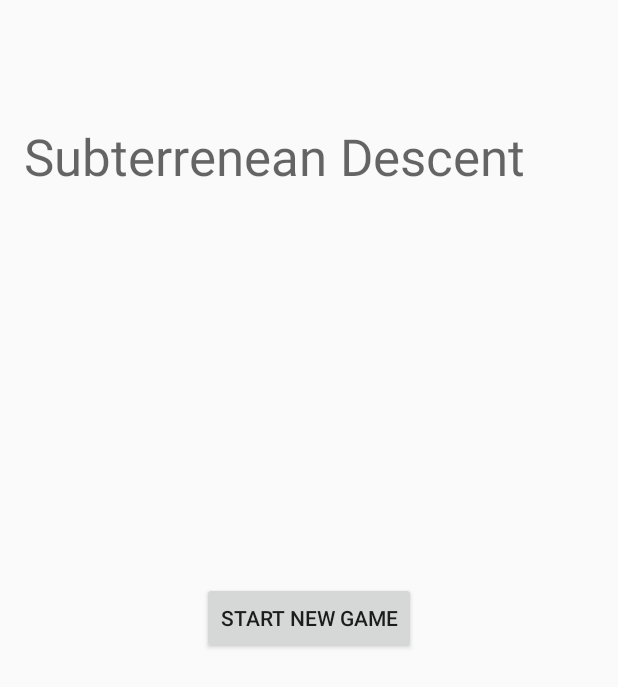
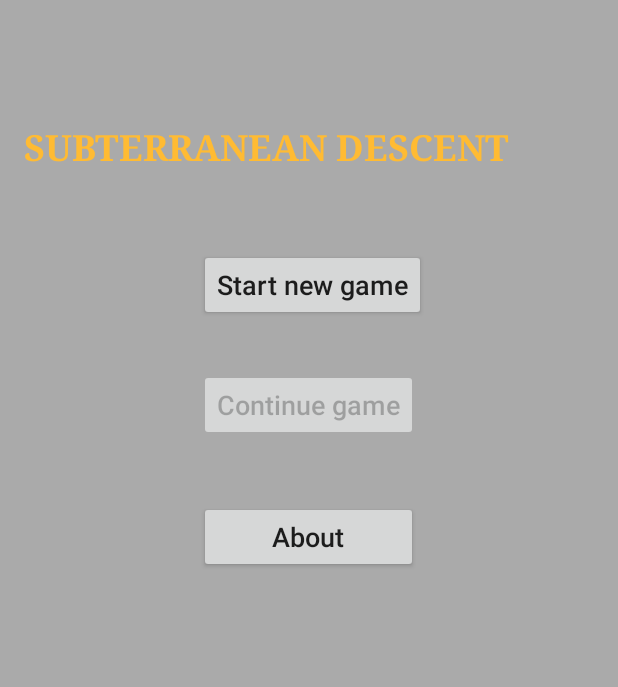
Before and after one commit to Pyroarsonist/SubterraneanDescent, an Android app: the screen it shows after launch (MainActivity), on a phone screen of 412 x 824 dp. Shown: the top 687 px of the screen. Run offline under Robolectric (Android 15) with nearby library versions, the phone set to English and light mode, and no system bars.

Commit message:
added pre-alpha (3 part) save system added continue button added alert dialog added checking of save file

```diff
--- a/app/src/main/AndroidManifest.xml
+++ b/app/src/main/AndroidManifest.xml
@@ -1,6 +1,6 @@
 <?xml version="1.0" encoding="utf-8"?>
 <manifest xmlns:android="http://schemas.android.com/apk/res/android"
-    package="com.pyroarsonistapps.subterreneandescent">
+    package="com.pyroarsonistapps.subterraneandescent">
 
     <application
         android:allowBackup="true"
--- a/app/src/main/java/com/pyroarsonistapps/subterreneandescent/Core/DrawThread.java
+++ b/app/src/main/java/com/pyroarsonistapps/subterraneandescent/Core/DrawThread.java
@@ -1,6 +1,5 @@
-package com.pyroarsonistapps.subterreneandescent.Core;
+package com.pyroarsonistapps.subterraneandescent.Core;
 
-import android.app.Activity;
 import android.content.Context;
 import android.graphics.Bitmap;
 import android.graphics.BitmapFactory;
@@ -11,27 +10,24 @@ import android.util.Log;
 import android.view.SurfaceHolder;
 import android.widget.Toast;
 
-import com.pyroarsonistapps.subterreneandescent.Logic.Creatures.*;
-import com.pyroarsonistapps.subterreneandescent.R;
-import com.pyroarsonistapps.subterreneandescent.Logic.Square;
-import com.pyroarsonistapps.subterreneandescent.Save;
+import com.pyroarsonistapps.subterraneandescent.Logic.Creatures.*;
+import com.pyroarsonistapps.subterraneandescent.Logic.Square;
+import com.pyroarsonistapps.subterraneandescent.R;
+import com.pyroarsonistapps.subterraneandescent.Save;
 
 import java.io.BufferedReader;
+import java.io.File;
 import java.io.FileInputStream;
 import java.io.FileNotFoundException;
 import java.io.FileOutputStream;
-import java.io.File;
 import java.io.IOException;
 import java.io.InputStreamReader;
-import java.io.StringReader;
 import java.io.UnsupportedEncodingException;
-import java.lang.reflect.Array;
 import java.util.ArrayList;
 import java.util.Arrays;
 import java.util.Scanner;
 
-
-import static com.pyroarsonistapps.subterreneandescent.Core.MainActivity.LEVELSAVE;
+import static com.pyroarsonistapps.subterraneandescent.Core.MainActivity.LEVELSAVE;
 
 
 class DrawThread extends Thread implements Save {
@@ -720,6 +716,7 @@ class DrawThread extends Thread implements Save {
     public void createSave(Context context, int level, ArrayList<Creature> creatures) {
         final String filename = LEVELSAVE;
         File file = new File(context.getFilesDir(), filename);
+        Log.i("dan", "createSave: " + file.exists());
         StringBuilder sb = new StringBuilder();
         sb.append(level);
         if (level != 0 & creatures != null) {
--- a/app/src/main/java/com/pyroarsonistapps/subterreneandescent/Core/DrawView.java
+++ b/app/src/main/java/com/pyroarsonistapps/subterraneandescent/Core/DrawView.java
@@ -1,4 +1,4 @@
-package com.pyroarsonistapps.subterreneandescent.Core;
+package com.pyroarsonistapps.subterraneandescent.Core;
 
 
 import android.app.Activity;
@@ -10,7 +10,7 @@ import android.view.SurfaceHolder;
 import android.view.SurfaceView;
 import android.widget.Toast;
 
-import com.pyroarsonistapps.subterreneandescent.Logic.Square;
+import com.pyroarsonistapps.subterraneandescent.Logic.Square;
 
 import java.io.BufferedReader;
 import java.io.FileNotFoundException;
--- a/app/src/main/java/com/pyroarsonistapps/subterreneandescent/Core/LevelActivity.java
+++ b/app/src/main/java/com/pyroarsonistapps/subterraneandescent/Core/LevelActivity.java
@@ -1,4 +1,4 @@
-package com.pyroarsonistapps.subterreneandescent.Core;
+package com.pyroarsonistapps.subterraneandescent.Core;
 
 import android.app.Activity;
 import android.os.Bundle;
--- a/app/src/main/java/com/pyroarsonistapps/subterreneandescent/Core/MainActivity.java
+++ b/app/src/main/java/com/pyroarsonistapps/subterraneandescent/Core/MainActivity.java
@@ -1,17 +1,19 @@
-package com.pyroarsonistapps.subterreneandescent.Core;
+package com.pyroarsonistapps.subterraneandescent.Core;
 
 
 import android.app.Activity;
+import android.app.AlertDialog;
 import android.content.Context;
+import android.content.DialogInterface;
 import android.content.Intent;
 import android.os.Bundle;
 import android.util.Log;
 import android.view.View;
 import android.widget.Button;
 
-import com.pyroarsonistapps.subterreneandescent.Logic.Creatures.Creature;
-import com.pyroarsonistapps.subterreneandescent.R;
-import com.pyroarsonistapps.subterreneandescent.Save;
+import com.pyroarsonistapps.subterraneandescent.Logic.Creatures.Creature;
+import com.pyroarsonistapps.subterraneandescent.R;
+import com.pyroarsonistapps.subterraneandescent.Save;
 
 import java.io.BufferedReader;
 import java.io.File;
@@ -29,31 +31,76 @@ public class MainActivity extends Activity implements Save {
     private int level = 1;
     private int heroHP;
     private int initMaxHeroHP;
+    AlertDialog.Builder continueGameOrNot;
+
 
     @Override
     protected void onCreate(Bundle savedInstanceState) {
         super.onCreate(savedInstanceState);
+    }
+
+    @Override
+    protected void onStart() {
+        super.onStart();
         setContentView(R.layout.activity_main);
+        setDialog();
         Button startNewGame = (Button) findViewById(R.id.start_new_game);
+        Button continueGame = (Button) findViewById(R.id.continue_game);
+        final boolean canContinue = checkExistingOfSaveFile();
+        continueGame.setEnabled(canContinue);
         startNewGame.setOnClickListener(new View.OnClickListener() {
             @Override
             public void onClick(View v) {
-                //createSave(MainActivity.this, 0, null);  //TODO use if else statement later to check if save exists
-                Intent myIntent = new Intent(MainActivity.this, LevelActivity.class);
-                MainActivity.this.startActivity(myIntent);
+                if (canContinue)
+                    continueGameOrNot.show();
+                else
+                    //createSave(MainActivity.this, 0, null);  //TODO use if else statement later to check if save exists
+                    startLevelActivity();
             }
+
+
         });
 
         //TEST
 
         try {
-            Log.i("dan", "getSave: "+getSave(this));
+            Log.i("dan", "getSave: " + getSave(this));
 
         } catch (IOException e) {
             e.printStackTrace();
         }
         Log.i("dan", Arrays.deepToString(this.fileList()));
+    }
 
+    private void startLevelActivity() {
+        Intent myIntent = new Intent(MainActivity.this, LevelActivity.class);
+        MainActivity.this.startActivity(myIntent);
+    }
+
+    private void setDialog() {
+        String message = getResources().getString(R.string.question_alert);
+        String yesString = getResources().getString(R.string.start_new_game_answer);
+        String noString = getResources().getString(R.string.continue_answer);
+
+        continueGameOrNot = new AlertDialog.Builder(this);
+        continueGameOrNot.setMessage(message); // сообщение
+        continueGameOrNot.setPositiveButton(yesString, new DialogInterface.OnClickListener() {
+            public void onClick(DialogInterface dialog, int arg1) {
+                Log.i("dan", "onClick: " + "true");
+                startLevelActivity();
+            }
+        });
+        continueGameOrNot.setNegativeButton(noString, new DialogInterface.OnClickListener() {
+            public void onClick(DialogInterface dialog, int arg1) {
+                Log.i("dan", "onClick: " + "false");
+            }
+        });
+        continueGameOrNot.setCancelable(true);
+        continueGameOrNot.setOnCancelListener(new DialogInterface.OnCancelListener() {
+            public void onCancel(DialogInterface dialog) {
+                Log.i("dan", "onClick: " + "cancel");
+            }
+        });
     }
 
     @Override
@@ -74,6 +121,7 @@ public class MainActivity extends Activity implements Save {
     public void createSave(Context context, int level, ArrayList<Creature> creatures) {
         final String filename = LEVELSAVE;
         File file = new File(context.getFilesDir(), filename);
+        Log.i("dan", "createSave: " + file.exists());
         StringBuilder sb = new StringBuilder();
         sb.append(level);
         if (level != 0 & creatures != null) {
@@ -147,6 +195,9 @@ public class MainActivity extends Activity implements Save {
         }
     }
 
-
-
+    private boolean checkExistingOfSaveFile() {
+        File f = new File(getApplicationContext().getFilesDir(), LEVELSAVE);
+        Log.i("dan", "checkExistingOfSaveFile: " + f.exists());
+        return f.exists();
+    }
 }
--- a/app/src/main/java/com/pyroarsonistapps/subterreneandescent/Logic/Creatures/Archer.java
+++ b/app/src/main/java/com/pyroarsonistapps/subterraneandescent/Logic/Creatures/Archer.java
@@ -1,4 +1,4 @@
-package com.pyroarsonistapps.subterreneandescent.Logic.Creatures;
+package com.pyroarsonistapps.subterraneandescent.Logic.Creatures;
 
 public class Archer extends Creature {
     public  Archer(int x, int y) {
--- a/app/src/main/java/com/pyroarsonistapps/subterreneandescent/Logic/Creatures/Creature.java
+++ b/app/src/main/java/com/pyroarsonistapps/subterraneandescent/Logic/Creatures/Creature.java
@@ -1,4 +1,4 @@
-package com.pyroarsonistapps.subterreneandescent.Logic.Creatures;
+package com.pyroarsonistapps.subterraneandescent.Logic.Creatures;
 
 public class Creature {
     protected int identity;
--- a/app/src/main/java/com/pyroarsonistapps/subterreneandescent/Logic/Creatures/Goblin.java
+++ b/app/src/main/java/com/pyroarsonistapps/subterraneandescent/Logic/Creatures/Goblin.java
@@ -1,4 +1,4 @@
-package com.pyroarsonistapps.subterreneandescent.Logic.Creatures;
+package com.pyroarsonistapps.subterraneandescent.Logic.Creatures;
 
 
 public class Goblin extends Creature {
--- a/app/src/main/java/com/pyroarsonistapps/subterreneandescent/Logic/Creatures/Hero.java
+++ b/app/src/main/java/com/pyroarsonistapps/subterraneandescent/Logic/Creatures/Hero.java
@@ -1,4 +1,4 @@
-package com.pyroarsonistapps.subterreneandescent.Logic.Creatures;
+package com.pyroarsonistapps.subterraneandescent.Logic.Creatures;
 
 public class Hero extends Creature {
 
--- a/app/src/main/java/com/pyroarsonistapps/subterreneandescent/Logic/Creatures/Mage.java
+++ b/app/src/main/java/com/pyroarsonistapps/subterraneandescent/Logic/Creatures/Mage.java
@@ -1,4 +1,4 @@
-package com.pyroarsonistapps.subterreneandescent.Logic.Creatures;
+package com.pyroarsonistapps.subterraneandescent.Logic.Creatures;
 
 public class Mage extends Creature {
     public Mage(int x, int y) {
--- a/app/src/main/java/com/pyroarsonistapps/subterreneandescent/Logic/Square.java
+++ b/app/src/main/java/com/pyroarsonistapps/subterraneandescent/Logic/Square.java
@@ -1,8 +1,5 @@
-package com.pyroarsonistapps.subterreneandescent.Logic;
+package com.pyroarsonistapps.subterraneandescent.Logic;
 
-/**
- * Created by Даня on 11.02.2017.
- */
 
 public class Square {
     //(x,y) - top left
--- a/app/src/main/java/com/pyroarsonistapps/subterreneandescent/Save.java
+++ b/app/src/main/java/com/pyroarsonistapps/subterraneandescent/Save.java
@@ -1,9 +1,9 @@
-package com.pyroarsonistapps.subterreneandescent;
+package com.pyroarsonistapps.subterraneandescent;
 
 
 import android.content.Context;
 
-import com.pyroarsonistapps.subterreneandescent.Logic.Creatures.Creature;
+import com.pyroarsonistapps.subterraneandescent.Logic.Creatures.Creature;
 
 import java.io.IOException;
 import java.util.ArrayList;
@@ -11,7 +11,7 @@ import java.util.ArrayList;
 public interface Save {
     void createSave(Context context, int level, ArrayList<Creature> creatures);
 
-    String getSave(Context contex) throws IOException;
+    String getSave(Context context) throws IOException;
 
     int parseFromSaveFile(Context context, ArrayList<Creature> creatures) throws IOException;
 }
--- a/app/src/main/res/layout/activity_main.xml
+++ b/app/src/main/res/layout/activity_main.xml
@@ -8,23 +8,58 @@
     android:paddingLeft="@dimen/activity_horizontal_margin"
     android:paddingRight="@dimen/activity_horizontal_margin"
     android:paddingTop="@dimen/activity_vertical_margin"
-    tools:context="com.pyroarsonistapps.subterreneandescent.Core.MainActivity">
+    tools:context="com.pyroarsonistapps.subterraneandescent.Core.MainActivity"
+    android:background="@android:color/darker_gray">
+
+    <TextView
+        android:text="@string/app_name"
+        android:layout_width="match_parent"
+        android:layout_height="wrap_content"
+        android:layout_alignParentTop="true"
+        android:layout_marginTop="65dp"
+        android:id="@+id/textView"
+        android:textAppearance="@style/TextAppearance.AppCompat.Title"
+        android:layout_alignParentEnd="true"
+        android:textStyle="normal|bold"
+        android:textAllCaps="true"
+        android:typeface="serif"
+        android:textSize="24sp"
+        android:textColor="@android:color/holo_orange_light" />
+
+    <Button
+        android:id="@+id/about"
+        android:layout_width="wrap_content"
+        android:layout_height="wrap_content"
+        android:text="@string/about"
+        android:textSize="@dimen/button_menu_size"
+        android:layout_marginTop="40dp"
+        android:textAlignment="center"
+        android:textAllCaps="false"
+        android:layout_below="@+id/continue_game"
+        android:layout_alignEnd="@+id/continue_game"
+        android:layout_alignStart="@+id/continue_game" />
+
+    <Button
+        android:id="@+id/continue_game"
+        android:layout_width="wrap_content"
+        android:layout_height="wrap_content"
+        android:text="@string/continue_game"
+        android:layout_marginTop="32dp"
+        android:textSize="@dimen/button_menu_size"
+        android:textAllCaps="false"
+        android:textAlignment="center"
+        android:layout_below="@+id/start_new_game"
+        android:layout_centerHorizontal="true" />
 
     <Button
         android:id="@+id/start_new_game"
         android:layout_width="wrap_content"
         android:layout_height="wrap_content"
-        android:layout_centerHorizontal="true"
-        android:layout_centerVertical="true"
-        android:text="Start new game" />
-
-    <TextView
-        android:text="Subterrenean Descent"
-        android:layout_width="match_parent"
-        android:layout_height="wrap_content"
-        android:layout_alignParentTop="true"
-        android:layout_marginTop="65dp"
-        android:id="@+id/textView"
-        android:textAppearance="@style/TextAppearance.AppCompat.Display1"
-        android:layout_alignParentEnd="true"/>
+        android:text="@string/start_new_game"
+        android:textSize="@dimen/button_menu_size"
+        android:layout_marginTop="51dp"
+        android:textAlignment="center"
+        android:textAllCaps="false"
+        android:layout_below="@+id/textView"
+        android:layout_alignStart="@+id/continue_game" />
 </RelativeLayout>
--- a/app/src/main/res/values/dimens.xml
+++ b/app/src/main/res/values/dimens.xml
@@ -2,4 +2,5 @@
     <!-- Default screen margins, per the Android Design guidelines. -->
     <dimen name="activity_horizontal_margin">16dp</dimen>
     <dimen name="activity_vertical_margin">16dp</dimen>
+    <dimen name="button_menu_size">18sp</dimen>
 </resources>
--- a/app/src/main/res/values/strings.xml
+++ b/app/src/main/res/values/strings.xml
@@ -1,3 +1,10 @@
 <resources>
-    <string name="app_name">Subterrenean Descent</string>
+    <string name="app_name">Subterranean Descent</string>
+    <string name="start_new_game">Start new game</string>
+    <string name="continue_game">Continue game</string>
+    <string name="about">About</string>
+
+    <string name="question_alert">You haven\'t finished old game yet.</string>
+    <string name="start_new_game_answer">Start new game</string>
+    <string name="continue_answer">Continue old game</string>
 </resources>
```
